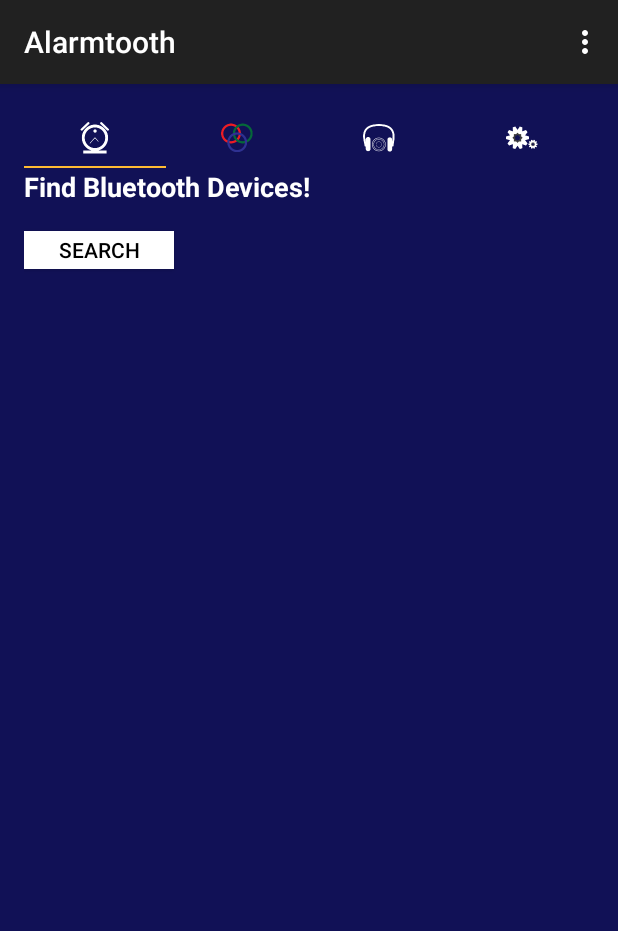
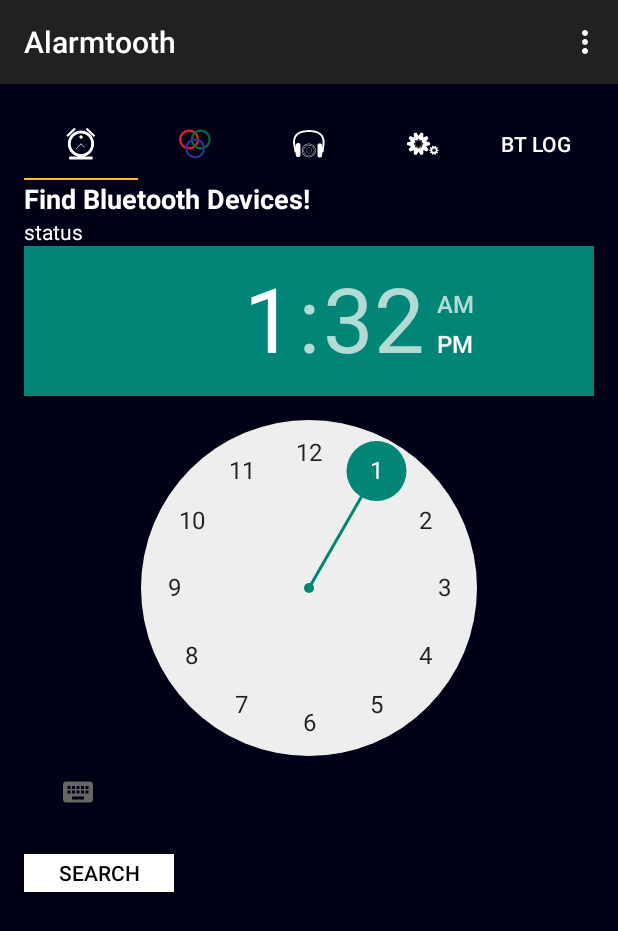
Before and after one commit to Jordan-Earl/AlarmClock, an Android app: the screen it shows after launch (MainActivity), on a phone screen of 412 x 824 dp. Shown: the top 931 px of the screen. Run offline under Robolectric (Android 15) with nearby library versions, the phone set to English and light mode, and no system bars; 3 statements that could not run were skipped.

Commit message:
Added fragments for debugging and toolbar activities.

```diff
--- /dev/null
+++ b/Software Design/Android_App/app/src/main/java/snuze/alarmtooth/AlarmFragment.java
@@ -0,0 +1,108 @@
+package snuze.alarmtooth;
+
+import android.content.Context;
+import android.net.Uri;
+import android.os.Bundle;
+import android.support.v4.app.Fragment;
+import android.view.LayoutInflater;
+import android.view.View;
+import android.view.ViewGroup;
+
+/**
+ * A simple {@link Fragment} subclass.
+ * Activities that contain this fragment must implement the
+ * {@link AlarmFragment.OnFragmentInteractionListener} interface
+ * to handle interaction events.
+ * Use the {@link AlarmFragment#newInstance} factory method to
+ * create an instance of this fragment.
+ */
+public class AlarmFragment extends Fragment {
+    // TODO: Rename parameter arguments, choose names that match
+    // the fragment initialization parameters, e.g. ARG_ITEM_NUMBER
+    private static final String ARG_PARAM1 = "param1";
+    private static final String ARG_PARAM2 = "param2";
+
+    // TODO: Rename and change types of parameters
+    private String mParam1;
+    private String mParam2;
+
+    private OnFragmentInteractionListener mListener;
+
+    public AlarmFragment() {
+        // Required empty public constructor
+    }
+
+    /**
+     * Use this factory method to create a new instance of
+     * this fragment using the provided parameters.
+     *
+     * @param param1 Parameter 1.
+     * @param param2 Parameter 2.
+     * @return A new instance of fragment AlarmFragment.
+     */
+    // TODO: Rename and change types and number of parameters
+    public static AlarmFragment newInstance(String param1, String param2) {
+        AlarmFragment fragment = new AlarmFragment();
+        Bundle args = new Bundle();
+        args.putString(ARG_PARAM1, param1);
+        args.putString(ARG_PARAM2, param2);
+        fragment.setArguments(args);
+        return fragment;
+    }
+
+    @Override
+    public void onCreate(Bundle savedInstanceState) {
+        super.onCreate(savedInstanceState);
+        if (getArguments() != null) {
+            mParam1 = getArguments().getString(ARG_PARAM1);
+            mParam2 = getArguments().getString(ARG_PARAM2);
+        }
+    }
+
+    @Override
+    public View onCreateView(LayoutInflater inflater, ViewGroup container,
+                             Bundle savedInstanceState) {
+        // Inflate the layout for this fragment
+        return inflater.inflate(R.layout.fragment_alarm, container, false);
+    }
+
+    // TODO: Rename method, update argument and hook method into UI event
+    public void onButtonPressed(Uri uri) {
+        if (mListener != null) {
+            mListener.onFragmentInteraction(uri);
+        }
+    }
+
+    @Override
+    public void onAttach(Context context) {
+        super.onAttach(context);
+        if (context instanceof OnFragmentInteractionListener) {
+            mListener = (OnFragmentInteractionListener) context;
+        } else {
+            throw new RuntimeException(context.toString()
+                    + " must implement OnFragmentInteractionListener");
+        }
+    }
+
+    @Override
+    public void onDetach() {
+        super.onDetach();
+        mListener = null;
+    }
+
+    /**
+     * This interface must be implemented by activities that contain this
+     * fragment to allow an interaction in this fragment to be communicated
+     * to the activity and potentially other fragments contained in that
+     * activity.
+     * <p>
+     * See the Android Training lesson <a href=
+     * "http://developer.android.com/training/basics/fragments/communicating.html"
+     * >Communicating with Other Fragments</a> for more information.
+     */
+
+    public interface OnFragmentInteractionListener {
+        // TODO: Update argument type and name
+        void onFragmentInteraction(Uri uri);
+    }
+}
--- a/Software Design/Android_App/app/src/main/java/snuze/alarmtooth/MainActivity.java
+++ b/Software Design/Android_App/app/src/main/java/snuze/alarmtooth/MainActivity.java
@@ -1,12 +1,9 @@
 package snuze.alarmtooth;
 
-
-import android.app.Activity;
 import android.bluetooth.BluetoothDevice;
 import android.content.Intent;
 import android.net.Uri;
 import android.os.Message;
-import android.support.v4.app.FragmentActivity;
 import android.support.v7.app.AppCompatActivity;
 import android.os.Bundle;
 import android.view.Menu;
@@ -15,8 +12,6 @@ import android.view.View;
 import android.widget.ArrayAdapter;
 import android.widget.Button;
 import android.widget.ListView;
-import android.widget.TextView;
-
 
 import com.google.android.gms.appindexing.Action;
 import com.google.android.gms.appindexing.AppIndex;
@@ -24,15 +19,17 @@ import com.google.android.gms.appindexing.Thing;
 import com.google.android.gms.common.api.GoogleApiClient;
 
 import android.os.Handler;
-import android.widget.Toast;
+import android.widget.TextView;
+
+import static snuze.alarmtooth.Constants.MESSAGE_TOAST;
 
 
-public class MainActivity extends AppCompatActivity{
+public class MainActivity extends AppCompatActivity implements AlarmFragment.OnFragmentInteractionListener {
 
     private GoogleApiClient client;
     private BluetoothServicer BT = null;
     private ArrayAdapter<String> MACs;
-    private Handler mHandler= null;
+    private TextView status = null;
 
     @Override
     protected void onCreate(Bundle savedInstanceState) {
@@ -40,11 +37,21 @@ public class MainActivity extends AppCompatActivity{
         super.onCreate(savedInstanceState);
         setContentView(R.layout.activity_main);
 
+        status = (TextView) findViewById(R.id.status);
+
+        if(savedInstanceState == null){
+            getSupportFragmentManager()
+                    .beginTransaction()
+                    .add(R.id.AlarmSet, AlarmFragment.newInstance("",""), "clock")
+                    .commit();
+        }
+
         BT = new BluetoothServicer(this, mHandler);
 
         MACs = new ArrayAdapter<>(this, R.layout.device_name);
 
         ListView mAddresses = (ListView) findViewById(R.id.Devices);
+        mAddresses.setBackgroundColor(255);
         mAddresses.setAdapter(MACs);
 
         final Button searchButton = (Button) findViewById(R.id.searchButton);
@@ -76,14 +83,20 @@ public class MainActivity extends AppCompatActivity{
     protected void onActivityResult(int requestCode, int resultCode, Intent data) {
         super.onActivityResult(requestCode, resultCode, data);
         if (requestCode == 1){
+           if(data!=null) {
+               String address = data.getExtras().getString(DeviceSearchActivity.DEVICE_ADDRESS);
 
-           String address = data.getExtras().getString(DeviceSearchActivity.DEVICE_ADDRESS);
+               BluetoothDevice device = BT.getDevice(address);
 
-           BluetoothDevice device = BT.getDevice(address);
+               BT.connect(BT.getDevice(address), false);
 
-           BT.connect(device, false);
+               MACs.add(address);
+           }
+        }
+    }
 
-        }
+    public void onFragmentInteraction (Uri uri){
+
     }
 
     @Override
@@ -124,6 +137,22 @@ public class MainActivity extends AppCompatActivity{
                 .build();
     }
 //TODO: Make chat at bottom of MainActivity to read in all of the Bluetooth Commmunication
+
+
+    private final Handler mHandler = new Handler(){
+        @Override
+        public void handleMessage(Message msg){
+            switch(msg.what){
+                case MESSAGE_TOAST:
+
+
+            }
+
+        }
+
+    };
+
+
     @Override
     public void onStart() {
         super.onStart();
--- a/Software Design/Android_App/app/src/main/res/layout/activity_main.xml
+++ b/Software Design/Android_App/app/src/main/res/layout/activity_main.xml
@@ -8,16 +8,17 @@
     android:paddingLeft="@dimen/activity_horizontal_margin"
     android:paddingRight="@dimen/activity_horizontal_margin"
     android:paddingTop="@dimen/activity_vertical_margin"
-    android:background="#111156"
+    android:background="#000016"
     android:paddingBottom="@dimen/activity_vertical_margin" tools:context=".MainActivity">
 
     <android.support.design.widget.TabLayout
         android:id="@+id/tabs"
         android:layout_width="match_parent"
         app:tabIndicatorColor="@android:color/holo_orange_light"
-        android:layout_height="40dp"
+        android:layout_height="wrap_content"
         app:tabIndicatorHeight="1dp"
-        style="@style/Widget.AppCompat.Toolbar">
+        style="@style/Widget.Design.TabLayout"
+        app:tabTextColor="#FFF">
 
         <android.support.design.widget.TabItem
             android:layout_width="wrap_content"
@@ -41,6 +42,10 @@
             android:layout_height="wrap_content"
             android:icon="@mipmap/settings_launcher" />
 
+        <android.support.design.widget.TabItem
+            android:layout_height="wrap_content"
+            android:layout_width="wrap_content"
+            android:text="@string/LOG" />
 
     </android.support.design.widget.TabLayout>
 
@@ -54,11 +59,26 @@
         android:textSize="18sp"
         android:id="@+id/title" />
 
+    <TextView
+        android:text="status"
+        android:layout_width="match_parent"
+        android:layout_height="wrap_content"
+        android:textColor="#FFF"
+        android:id="@+id/status"
+    />
+
     <ListView
         android:layout_width="match_parent"
         android:layout_height="wrap_content"
-        android:id="@+id/Devices" />
+        android:id="@+id/Devices"
+        android:textColor="#FFF"
+        />
 
+    <FrameLayout
+        android:layout_width="wrap_content"
+        android:layout_height="wrap_content"
+        android:id="@+id/AlarmSet"
+        />
     <Button
         android:layout_width="100dp"
         android:layout_height="25dp"
--- a/Software Design/Android_App/app/src/main/res/layout/device_name.xml
+++ b/Software Design/Android_App/app/src/main/res/layout/device_name.xml
@@ -3,4 +3,6 @@
 <TextView android:text="TextView"
     android:layout_width="match_parent"
     android:layout_height="wrap_content"
-    xmlns:android="http://schemas.android.com/apk/res/android" />
+    xmlns:android="http://schemas.android.com/apk/res/android"
+    android:textColor="#FFF"
+    />
--- /dev/null
+++ b/Software Design/Android_App/app/src/main/res/layout/fragment_alarm.xml
@@ -0,0 +1,14 @@
+<FrameLayout xmlns:android="http://schemas.android.com/apk/res/android"
+    xmlns:tools="http://schemas.android.com/tools"
+    android:layout_width="match_parent"
+    android:layout_height="match_parent"
+    tools:context=".AlarmFragment">
+
+    <!-- TODO: Update blank fragment layout -->
+
+    <TimePicker
+        android:layout_width="wrap_content"
+        android:layout_height="wrap_content"
+        android:id="@+id/timePicker" />
+
+</FrameLayout>
--- a/Software Design/Android_App/app/src/main/res/values/dimens.xml
+++ b/Software Design/Android_App/app/src/main/res/values/dimens.xml
@@ -2,4 +2,5 @@
     <!-- Default screen margins, per the Android Design guidelines. -->
     <dimen name="activity_horizontal_margin">16dp</dimen>
     <dimen name="activity_vertical_margin">16dp</dimen>
+    <dimen name="text_margin">16dp</dimen>
 </resources>
--- a/Software Design/Android_App/app/src/main/res/values/strings.xml
+++ b/Software Design/Android_App/app/src/main/res/values/strings.xml
@@ -8,5 +8,8 @@
     <string name="none_found">No Device Found</string>
     <string name="select_device">Select Device</string>
     <string name="scanning">Scanning...</string>
+    <string name="LOG">BT LOG</string>
+    <!-- TODO: Remove or change this placeholder text -->
+    <string name="hello_blank_fragment">Hello blank fragment</string>
 
 </resources>
```
Also changed, not shown: Software Design/Android_App/app/build.gradle (+4 -3 lines), Software Design/Android_App/app/src/main/java/snuze/alarmtooth/LogFragment.java (added, +110 -0 lines), Software Design/Android_App/app/src/main/java/snuze/alarmtooth/MyLogRecyclerViewAdapter.java (added, +77 -0 lines), Software Design/Android_App/app/src/main/java/snuze/alarmtooth/dummy/DummyContent.java (added, +72 -0 lines), Software Design/Android_App/app/src/main/res/layout/fragment_log.xml (added, +20 -0 lines), Software Design/Android_App/app/src/main/res/layout/fragment_log_list.xml (added, +13 -0 lines), 2 other files.
